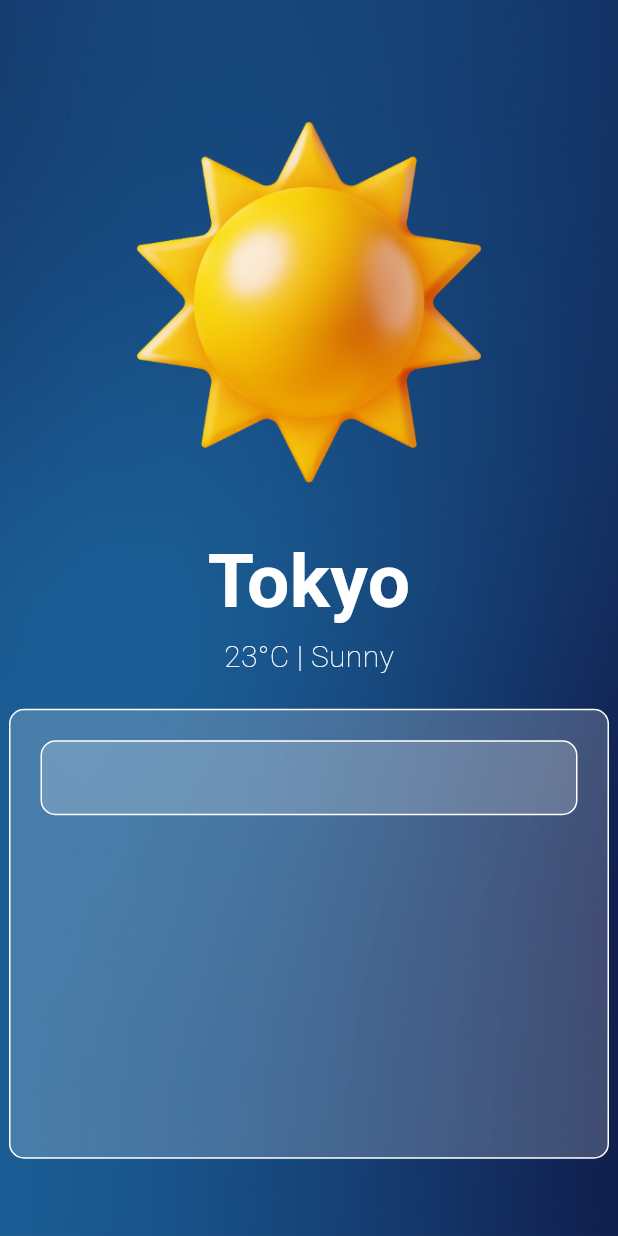
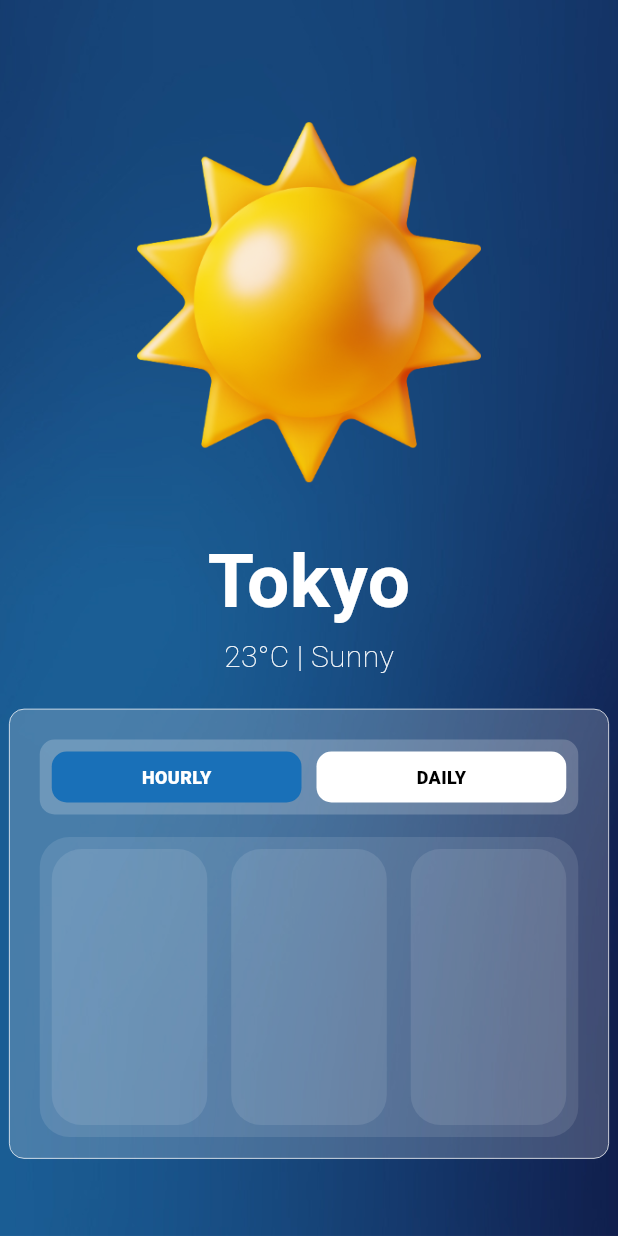
Before and after one commit to alexmortelsison/my_weatherapp, a Flutter app: the screen it shows after launch, on a phone screen of 412 x 824 dp. Run offline on Flutter 3.47's test engine with Material 3 defaults, Android fonts, the phone set to English and light mode, and no system bars; our stand-ins replace geolocator.

Commit message:
updated UI

```diff
--- a/lib/screens/location_screen.dart
+++ b/lib/screens/location_screen.dart
@@ -2,6 +2,7 @@ import 'dart:ui';
 
 import 'package:flutter/cupertino.dart';
 import 'package:flutter/material.dart';
+import 'package:flutter/painting.dart';
 import 'package:flutter/rendering.dart';
 import 'package:flutter/widgets.dart';
 
@@ -62,9 +63,7 @@ class _LocationScreenState extends State<LocationScreen> {
                 children: [
                   Container(
                     decoration: BoxDecoration(
-                      border: Border.all(
-                        color: Colors.white,
-                      ),
+                      border: Border.all(color: Colors.white, width: 0.5),
                       borderRadius: BorderRadius.circular(
                         10.0,
                       ),
@@ -77,14 +76,8 @@ class _LocationScreenState extends State<LocationScreen> {
                       children: [
                         Container(
                           margin: const EdgeInsets.only(
-                            top: 20,
-                            left: 20,
-                            right: 20,
-                          ),
+                              top: 20, left: 20, right: 20),
                           decoration: BoxDecoration(
-                            border: Border.all(
-                              color: Colors.white,
-                            ),
                             borderRadius: BorderRadius.circular(
                               10.0,
                             ),
@@ -93,8 +86,108 @@ class _LocationScreenState extends State<LocationScreen> {
                           ),
                           height: 50,
                           width: double.infinity,
-                          child: const Row(
-                            children: [],
+                          child: Padding(
+                            padding: const EdgeInsets.all(8.0),
+                            child: Row(
+                              children: [
+                                Expanded(
+                                  child: Container(
+                                    height: 40,
+                                    width: 20,
+                                    decoration: BoxDecoration(
+                                      color: const Color.fromARGB(
+                                          255, 25, 112, 184),
+                                      borderRadius: BorderRadius.circular(10.0),
+                                    ),
+                                    child: const Center(
+                                      child: Text(
+                                        "HOURLY",
+                                        style: TextStyle(
+                                          color: Colors.white,
+                                          fontSize: 12,
+                                          fontWeight: FontWeight.w900,
+                                        ),
+                                      ),
+                                    ),
+                                  ),
+                                ),
+                                const SizedBox(
+                                  width: 10,
+                                ),
+                                Expanded(
+                                  child: Container(
+                                    height: 40,
+                                    width: 15,
+                                    decoration: BoxDecoration(
+                                        color: Colors.white,
+                                        borderRadius:
+                                            BorderRadius.circular(10.0)),
+                                    child: const Center(
+                                      child: Text(
+                                        "DAILY",
+                                        style: TextStyle(
+                                          color: Colors.black,
+                                          fontSize: 12,
+                                          fontWeight: FontWeight.w900,
+                                        ),
+                                      ),
+                                    ),
+                                  ),
+                                ),
+                              ],
+                            ),
+                          ),
+                        ),
+                        Padding(
+                          padding: const EdgeInsets.only(
+                            top: 15,
+                            left: 20,
+                            right: 20,
+                          ),
+                          child: Container(
+                            decoration: BoxDecoration(
+                              borderRadius: BorderRadius.circular(20),
+                              color: Colors.white.withOpacity(0.1),
+                            ),
+                            height: 200,
+                            width: double.infinity,
+                            child: Row(
+                              children: [
+                                Expanded(
+                                  child: Padding(
+                                    padding: const EdgeInsets.all(8.0),
+                                    child: Container(
+                                      decoration: BoxDecoration(
+                                        borderRadius: BorderRadius.circular(20),
+                                        color: Colors.white.withOpacity(0.1),
+                                      ),
+                                    ),
+                                  ),
+                                ),
+                                Expanded(
+                                  child: Padding(
+                                    padding: const EdgeInsets.all(8.0),
+                                    child: Container(
+                                      decoration: BoxDecoration(
+                                        borderRadius: BorderRadius.circular(20),
+                                        color: Colors.white.withOpacity(0.1),
+                                      ),
+                                    ),
+                                  ),
+                                ),
+                                Expanded(
+                                  child: Padding(
+                                    padding: const EdgeInsets.all(8.0),
+                                    child: Container(
+                                      decoration: BoxDecoration(
+                                        borderRadius: BorderRadius.circular(20),
+                                        color: Colors.white.withOpacity(0.1),
+                                      ),
+                                    ),
+                                  ),
+                                )
+                              ],
+                            ),
                           ),
                         ),
                       ],
```
